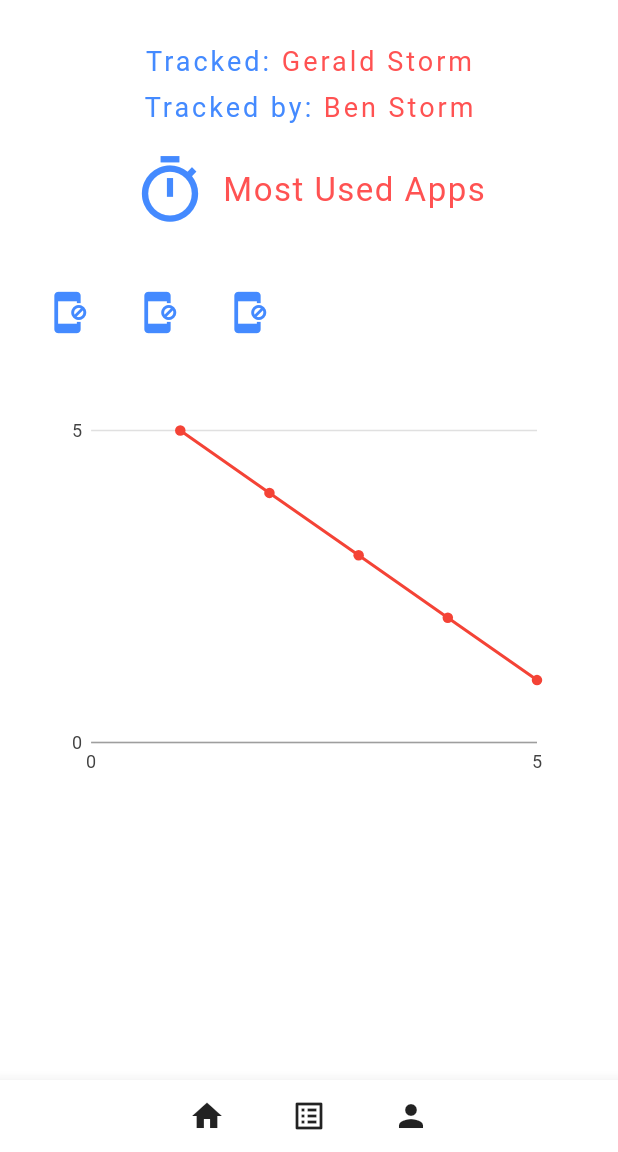
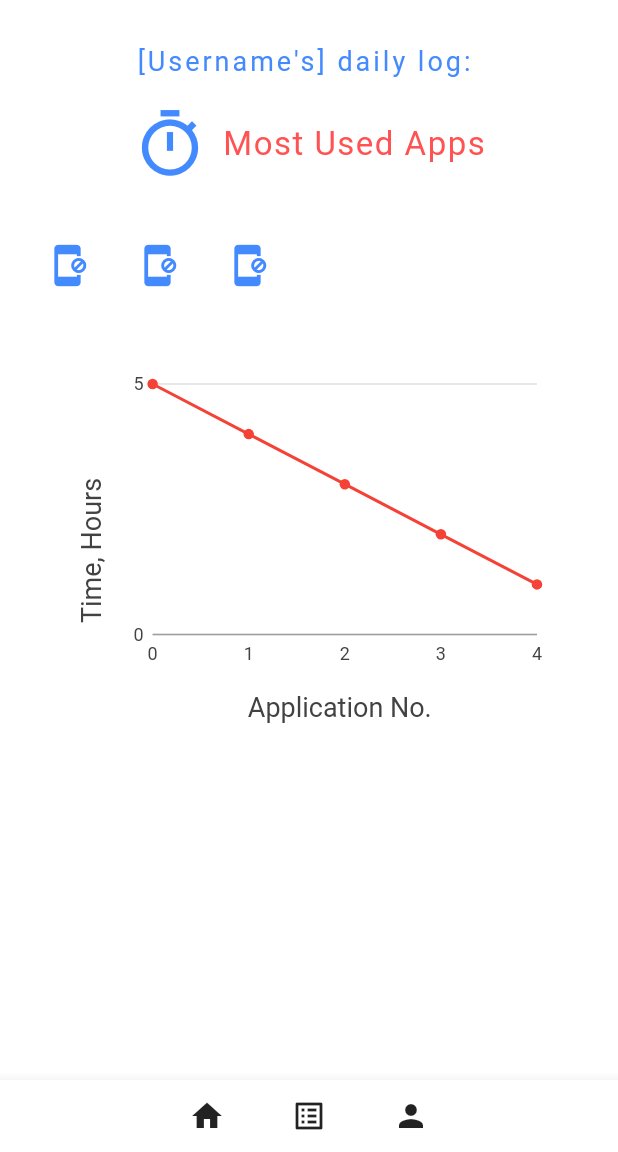
Before and after one commit to RPoolman/App-Usage, a Flutter app: the LandingPage screen opened directly, on a phone screen of 412 x 824 dp, the part 84-1236 px from its top. Run offline on Flutter 3.47's test engine with Material 2 defaults, Android fonts, the phone set to English and light mode, and no system bars; our stand-ins replace charts_flutter, firebase_auth, firebase_core, flutter_spinkit; missing offline and left inert: app_usage; accounts and stored records are empty.

Commit message:
layout update
the screens got some data updates.

```diff
--- a/flutter_app/lib/classes/dataChart.dart
+++ b/flutter_app/lib/classes/dataChart.dart
@@ -16,18 +16,28 @@ class PointsLineChart extends StatelessWidget {
   Widget build(BuildContext context) {
     return new charts.LineChart(seriesList,
         animate: animate,
+        behaviors: [
+          new charts.ChartTitle('Application No.',
+              behaviorPosition: charts.BehaviorPosition.bottom,
+              titleOutsideJustification:
+              charts.OutsideJustification.middleDrawArea),
+          new charts.ChartTitle('Time, Hours',
+              behaviorPosition: charts.BehaviorPosition.start,
+              titleOutsideJustification:
+              charts.OutsideJustification.middleDrawArea)
+        ],
         defaultRenderer: new charts.LineRendererConfig(includePoints: true));
   }
   static List<charts.Series<LinearApps, int>> createSampleData() {
     final data = [
-      new LinearApps(0, -1),
       new LinearApps(1, -1),
       new LinearApps(2, -1),
       new LinearApps(3, -1),
       new LinearApps(4, -1),
+      new LinearApps(5, -1),
     ];
     for(int appPos = 0; appPos < 5; appPos++) {
-      data[appPos] = new LinearApps(appPos+1, GlobalData.appsGraph[4-appPos]);
+      data[appPos] = new LinearApps(appPos, GlobalData.appsGraphHours[4-appPos]);
     }
     return [
       new charts.Series<LinearApps, int>(
--- a/flutter_app/lib/classes/deviceExtrapolation.dart
+++ b/flutter_app/lib/classes/deviceExtrapolation.dart
@@ -12,8 +12,14 @@ class DeviceData {
       infoDayList.sort((a, b) => b.usage.inSeconds.compareTo(a.usage.inSeconds));
 
       infosDay = infoDayList;
+
+      for(int x = 0; x < infoDayList.length; x++) {
+        if(infoDayList[x].appName == "flutter_app") {
+          infoDayList.removeAt(x);
+        }
+      }
       for(int i = 0; i < 5; i++){
-        GlobalData.appsGraph[i] = infoDayList[i].usage.inHours;
+        GlobalData.appsGraphHours[i] = (infoDayList[i].usage.inSeconds/3600).round();
       }
       for(int k = 0; k < infoDayList.length; k++){
         GlobalData.applicationList.add((infoDayList[k].usage.inHours).toString() + ':' + (infoDayList[k].usage.inMinutes%60).toString().padLeft(2,'0'));
--- a/flutter_app/lib/classes/deviceVars.dart
+++ b/flutter_app/lib/classes/deviceVars.dart
@@ -8,7 +8,7 @@ class GlobalData {
   static String app2Time = "";
   static String app3Time = "";
   //int variables for timing(only applicable to graph now);
-  static List<int> appsGraph = [1,2,3,4,5];
+  static List<int> appsGraphHours = [1,2,3,4,5];
   //below list used to populate extra screen
   static List<String> applicationList = [];
 }
--- a/flutter_app/lib/main.dart
+++ b/flutter_app/lib/main.dart
@@ -1,7 +1,6 @@
 import 'package:flutter/material.dart';
 import 'package:firebase_core/firebase_core.dart';
 import 'package:flutter_app/models/user.dart';
-import 'package:flutter_app/services/servicesAuth.dart';
 import 'package:flutter_app/shared/loading.dart';
 import 'package:provider/provider.dart';
 import 'services/traffic.dart';
--- a/flutter_app/lib/screens/deviceDataPage.dart
+++ b/flutter_app/lib/screens/deviceDataPage.dart
@@ -55,7 +55,7 @@ class _DeviceAppsState extends State<DeviceApps> {
           padding: EdgeInsets.fromLTRB(30.0, 30.0, 30.0, 0),
             itemCount: DeviceData.infosDay.length,
             itemBuilder: (context, index) {
-              if ((DeviceData.infosDay[index].usage.inMinutes) > 5) {
+              if ((DeviceData.infosDay[index].usage.inMinutes) > 1) {
                 return ListTile(
                     title: Text(DeviceData.infosDay[index].appName, style: TextStyle(color: Colors.indigo,letterSpacing: 1.5,fontSize: 18.0,),),
                     trailing: Text((DeviceData.infosDay[index].usage.inHours).toString() + ':' + (DeviceData.infosDay[index].usage.inMinutes%60).toString().padLeft(2,'0'),style: TextStyle(color: Colors.redAccent,letterSpacing: 1.5,fontSize: 18.0,),),
--- a/flutter_app/lib/screens/homePage.dart
+++ b/flutter_app/lib/screens/homePage.dart
@@ -81,28 +81,8 @@ class _LandingPageState extends State<LandingPage> {
               mainAxisAlignment: MainAxisAlignment.center,
               children: [
                 Text(
-                  'Tracked: ',
+                  '[Username\'s] daily log: ',
                   style: TextStyle(color: Colors.blueAccent,letterSpacing: 2.0,fontSize: 18.0,),
-                ),
-                SizedBox(height: 4),
-                Text(
-                  'Gerald Storm',
-                  style: TextStyle(color: Colors.redAccent,letterSpacing: 2.0,fontSize: 18.0,),
-                ),
-              ],
-            ),
-            SizedBox(height: 10),
-            Row(
-              mainAxisAlignment: MainAxisAlignment.center,
-              children: [
-                Text(
-                  'Tracked by: ',
-                  style: TextStyle(color: Colors.blueAccent,letterSpacing: 2.0,fontSize: 18.0,),
-                ),
-                SizedBox(height: 4),
-                Text(
-                  'Ben Storm',
-                  style: TextStyle(color: Colors.redAccent,letterSpacing: 2.0,fontSize: 18.0,),
                 ),
               ],
             ),
--- a/flutter_app/lib/screens/signIn.dart
+++ b/flutter_app/lib/screens/signIn.dart
@@ -3,7 +3,6 @@ import 'package:flutter_app/screens/homePage.dart';
 import 'package:flutter_app/services/servicesAuth.dart';
 import 'package:flutter_app/shared/loading.dart';
 import 'package:flutter_app/classes/deviceExtrapolation.dart';
-import 'package:flutter_app/classes/deviceVars.dart';
 
 class SignIn extends StatefulWidget {
 
--- a/flutter_app/lib/services/authentication.dart
+++ b/flutter_app/lib/services/authentication.dart
@@ -1,6 +1,7 @@
 import 'package:flutter/material.dart';
 import 'package:flutter_app/screens/register.dart';
 import 'package:flutter_app/screens/signIn.dart';
+import 'package:flutter_app/classes/deviceExtrapolation.dart';
 
 class Authentication extends StatefulWidget {
   @override
@@ -16,6 +17,8 @@ class _AuthenticationState extends State<Authentication> {
 
   @override
   Widget build(BuildContext context) {
+
+    DeviceData.getUsageStats();
     if(userSignIn) {
       return SignIn(view: toggleView);
     } else {
```
